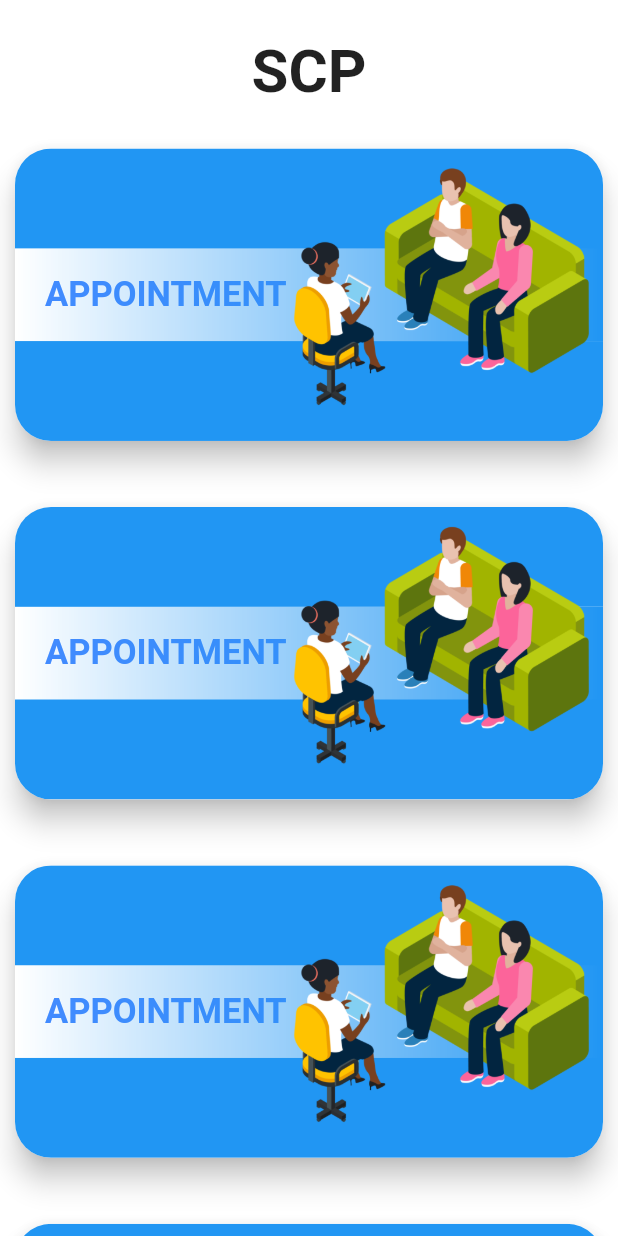
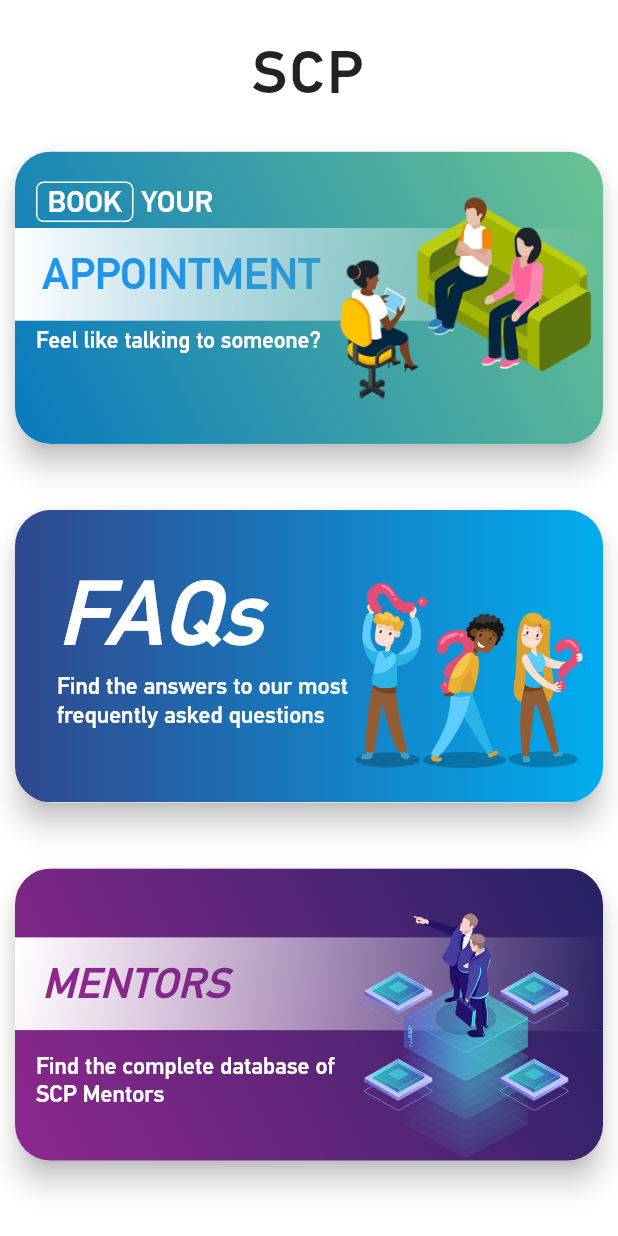
Before and after one commit to cmobiledev5/Institute-Counselling-mobile-app, a Flutter app: the screen it shows after launch, on a phone screen of 412 x 824 dp. Run offline on Flutter 3.47's test engine with Material 2 defaults, Android fonts, the phone set to English and light mode, and no system bars.

Commit message:
Homepage cards UI implemented.
Signed-off-by: Thesmader <dsmarak17@gmail.com>

```diff
--- /dev/null
+++ b/scp/lib/cards.dart
@@ -0,0 +1,329 @@
+import 'package:flutter/material.dart';
+import 'package:scp/gradients.dart';
+import 'main.dart';
+
+Widget appointmentCard(
+    BuildContext context, double heightFactor, double textScaleFactor) {
+  Gradients().init(context);
+  return SizedBox(
+    height: heightFactor * 0.58,
+    child: Padding(
+      padding: const EdgeInsets.only(top: 12.0),
+      child: Card(
+        shape:
+            RoundedRectangleBorder(borderRadius: BorderRadius.circular(24.0)),
+        elevation: 8.0,
+        margin: new EdgeInsets.symmetric(horizontal: 10.0, vertical: 16.0),
+        child: Stack(
+          fit: StackFit.loose,
+          children: <Widget>[
+            ClipRRect(
+              borderRadius: BorderRadius.circular(24.0),
+              child: Container(
+                decoration: BoxDecoration(
+                  gradient: Gradients.appointmentCardGradient,
+                ),
+                child: Container(
+                  height: heightFactor * 0.58,
+                  child: Column(
+                    children: <Widget>[
+                      Row(
+                        children: <Widget>[
+                          Padding(
+                            padding:
+                                const EdgeInsets.only(top: 20.0, left: 14.0),
+                            child: Align(
+                              alignment: Alignment.centerLeft,
+                              child: Container(
+                                width: 65.0,
+                                decoration: BoxDecoration(
+                                  border: Border.all(
+                                      width: 1.0, color: Colors.white),
+                                  borderRadius: BorderRadius.all(
+                                    Radius.circular(5.0),
+                                  ),
+                                ),
+                                child: Text(
+                                  'BOOK',
+                                  style: TextStyle(
+                                    color: Colors.white,
+                                    fontSize: 20.0,
+                                    fontFamily: 'PfDin',
+                                    fontWeight: FontWeight.w500,
+                                  ),
+                                ),
+                                alignment: Alignment.center,
+                              ),
+                            ),
+                          ),
+                          Padding(
+                            padding:
+                                const EdgeInsets.only(top: 20.0, left: 5.0),
+                            child: Container(
+                              alignment: Alignment.bottomLeft,
+                              child: Text(
+                                'YOUR',
+                                style: TextStyle(
+                                  color: Colors.white,
+                                  fontSize: 20.0,
+                                  fontFamily: 'PfDin',
+                                  fontWeight: FontWeight.w500,
+                                ),
+                              ),
+                            ),
+                          ),
+                        ],
+                      ),
+                      ListTile(
+                        contentPadding: EdgeInsets.only(bottom: 0.0),
+                        title: ShaderMask(
+                          shaderCallback: (rect) {
+                            return LinearGradient(
+                              begin: Alignment.centerLeft,
+                              end: Alignment.centerRight,
+                              colors: [Colors.black, Colors.transparent],
+                            ).createShader(
+                                Rect.fromLTRB(0, 0, rect.width, rect.height));
+                          },
+                          blendMode: BlendMode.dstIn,
+                          child: Container(
+                            height: heightFactor * 0.15,
+                            color: Colors.white,
+                            padding: EdgeInsets.only(left: 18.0),
+                            child: Align(
+                              alignment: Alignment.centerLeft,
+                              child: Text(
+                                'APPOINTMENT',
+                                style: TextStyle(
+                                    fontFamily: 'PfDin',
+                                    fontSize: heightFactor * 0.07,
+                                    color: Colors.blue,
+                                    fontWeight: FontWeight.w500),
+                                textAlign: TextAlign.left,
+                                textScaleFactor: textScaleFactor,
+                              ),
+                            ),
+                          ),
+                        ),
+                      ),
+                      Container(
+                        padding: EdgeInsets.only(left: 14.0),
+                        alignment: Alignment.centerLeft,
+                        child: Text(
+                          'Feel like talking to someone?',
+                          style: TextStyle(
+                              fontSize: heightFactor * 0.037,
+                              color: Colors.white,
+                              fontWeight: FontWeight.w500,
+                              fontFamily: 'PfDin'),
+                        ),
+                      )
+                    ],
+                  ),
+                ),
+              ),
+            ),
+            Positioned(
+              top: 18.0,
+              bottom: 0.0,
+              right: 0.0,
+              child: Image.asset(
+                'assets/scp_app.png',
+                width: heightFactor * 0.45,
+                height: heightFactor * 0.45,
+                fit: BoxFit.cover,
+                alignment: Alignment.bottomRight,
+              ),
+            ),
+          ],
+        ),
+      ),
+    ),
+  );
+}
+
+Widget mentorsCard(
+    BuildContext context, double heightFactor, double textScaleFactor) {
+  Gradients().init(context);
+  return SizedBox(
+    height: heightFactor * 0.58,
+    child: Padding(
+      padding: const EdgeInsets.only(top: 12.0),
+      child: Card(
+        shape:
+            RoundedRectangleBorder(borderRadius: BorderRadius.circular(24.0)),
+        elevation: 8.0,
+        margin: new EdgeInsets.symmetric(horizontal: 10.0, vertical: 16.0),
+        child: Stack(
+          fit: StackFit.loose,
+          children: <Widget>[
+            ClipRRect(
+              borderRadius: BorderRadius.circular(24.0),
+              child: Container(
+                decoration: BoxDecoration(
+                  gradient: Gradients.mentorsCardGradient,
+                ),
+                child: Container(
+                  height: heightFactor * 0.58,
+                  child: Column(
+                    children: <Widget>[
+                      Padding(
+                        padding: const EdgeInsets.only(top: 32.0),
+                        child: ListTile(
+                          contentPadding: EdgeInsets.symmetric(vertical: 10.0),
+                          title: ShaderMask(
+                            shaderCallback: (rect) {
+                              return LinearGradient(
+                                begin: Alignment.topLeft,
+                                end: Alignment.bottomRight,
+                                colors: [Colors.black, Colors.transparent],
+                              ).createShader(
+                                  Rect.fromLTRB(0, 0, rect.width, rect.height));
+                            },
+                            blendMode: BlendMode.dstIn,
+                            child: Container(
+                              height: heightFactor * 0.15,
+                              color: Colors.white,
+                              padding: EdgeInsets.only(left: 18.0),
+                              child: Align(
+                                alignment: Alignment.centerLeft,
+                                child: Text(
+                                  'MENTORS',
+                                  style: TextStyle(
+                                      fontFamily: 'PfDin',
+                                      fontSize: heightFactor * 0.07,
+                                      color: Color.fromRGBO(142, 40, 142, 1.0),
+                                      fontStyle: FontStyle.italic,
+                                      fontWeight: FontWeight.w500),
+                                  textAlign: TextAlign.left,
+                                ),
+                              ),
+                            ),
+                          ),
+                        ),
+                      ),
+                      Padding(
+                        padding: const EdgeInsets.only(left: 14.0),
+                        child: Align(
+                          alignment: Alignment.centerLeft,
+                          child: SizedBox(
+                            width: 200.0,
+                            child: Text(
+                              'Find the complete database of SCP Mentors',
+                              textAlign: TextAlign.left,
+                              style: TextStyle(
+                                fontSize: heightFactor * 0.038,
+                                color: Colors.white,
+                                fontWeight: FontWeight.w500,
+                                fontFamily: 'PfDin',
+                              ),
+                            ),
+                          ),
+                        ),
+                      ),
+                    ],
+                  ),
+                ),
+              ),
+            ),
+            Positioned(
+              top: 16.0,
+              bottom: -10.0,
+              right: 0.0,
+              child: Image.asset(
+                'assets/scp_mentors.png',
+                width: heightFactor * 0.45,
+                height: heightFactor * 0.45,
+                fit: BoxFit.cover,
+                alignment: Alignment.bottomRight,
+                colorBlendMode: BlendMode.color,
+              ),
+            ),
+          ],
+        ),
+      ),
+    ),
+  );
+}
+
+Widget faqCard(
+    BuildContext context, double heightFactor, double textScaleFactor) {
+  Gradients().init(context);
+  return SizedBox(
+    height: heightFactor * 0.58,
+    child: Padding(
+      padding: const EdgeInsets.only(top: 12.0),
+      child: Card(
+        shape:
+        RoundedRectangleBorder(borderRadius: BorderRadius.circular(24.0)),
+        elevation: 8.0,
+        margin: new EdgeInsets.symmetric(horizontal: 10.0, vertical: 16.0),
+        child: Stack(
+          fit: StackFit.loose,
+          children: <Widget>[
+            ClipRRect(
+              borderRadius: BorderRadius.circular(24.0),
+              child: Container(
+                decoration: BoxDecoration(
+                  gradient: Gradients.faqCardGradient,
+                ),
+                child: Container(
+                  height: heightFactor * 0.58,
+                  child: Column(
+                    children: <Widget>[
+                      Padding(
+                        padding: const EdgeInsets.only(left:28.0, top: 32.0,),
+                        child: Align(
+                          alignment: Alignment.centerLeft,
+                          child: Text('FAQs',style: TextStyle(
+                    fontSize: heightFactor * 0.15,
+                    fontStyle: FontStyle.italic,
+                    color: Colors.white,
+                    fontWeight: FontWeight.w500,
+                    fontFamily: 'PfDin',
+                  ),),
+                        ),
+                      ),
+                      Padding(
+                        padding: const EdgeInsets.only(left: 28.0),
+                        child: Align(
+                          alignment: Alignment.centerLeft,
+                          child: SizedBox(
+                            width: 200.0,
+                            child: Text(
+                              'Find the answers to our most frequently asked questions',
+                              textAlign: TextAlign.left,
+                              style: TextStyle(
+                                fontSize: heightFactor * 0.038,
+                                color: Colors.white,
+                                fontWeight: FontWeight.w500,
+                                fontFamily: 'PfDin',
+                              ),
+                            ),
+                          ),
+                        ),
+                      ),
+                    ],
+                  ),
+                ),
+              ),
+            ),
+            Positioned(
+              top: 16.0,
+              bottom: -10.0,
+              right: 0.0,
+              child: Image.asset(
+                'assets/scp_faq.png',
+                width: heightFactor * 0.45,
+                height: heightFactor * 0.45,
+                fit: BoxFit.cover,
+                alignment: Alignment.bottomRight,
+                colorBlendMode: BlendMode.color,
+              ),
+            ),
+          ],
+        ),
+      ),
+    ),
+  );
+}
--- /dev/null
+++ b/scp/lib/gradients.dart
@@ -0,0 +1,26 @@
+import 'package:flutter/material.dart';
+
+class Gradients {
+  static LinearGradient appointmentCardGradient;
+
+  static LinearGradient appointmentCardGradient2;
+  static LinearGradient faqCardGradient;
+  static LinearGradient mentorsCardGradient;
+
+  void init(BuildContext context) {
+    appointmentCardGradient = LinearGradient(colors: [
+      Color.fromRGBO(107, 195, 145, 1.0),
+      Color.fromRGBO(8, 121, 191, 1.0),
+    ], begin: Alignment.topRight, end: Alignment.bottomLeft);
+
+    faqCardGradient = LinearGradient(colors: [
+      Color.fromRGBO(48, 72, 142, 1.0),
+      Color.fromRGBO(0, 173, 239, 1.0),
+    ], begin: Alignment.centerLeft, end: Alignment.centerRight);
+
+    mentorsCardGradient = LinearGradient(colors: [
+      Color.fromRGBO(142, 40, 142, 1.0),
+      Color.fromRGBO(36, 34, 97, 1.0),
+    ], begin: Alignment.bottomLeft, end: Alignment.topRight,);
+  }
+}
--- a/scp/lib/main.dart
+++ b/scp/lib/main.dart
@@ -1,5 +1,7 @@
 import 'package:flutter/material.dart';
 import 'package:flutter/services.dart';
+import 'package:scp/cards.dart';
+import 'package:scp/gradients.dart';
 
 void main() => runApp(MyApp());
 
@@ -27,65 +29,9 @@ class HomePage extends StatefulWidget {
 }
 
 class _HomePageState extends State<HomePage> {
-  cardBuilder(heightFactor,textScaleFactor) => SizedBox(
-        height: heightFactor * 0.58,
-        child: Padding(
-          padding: const EdgeInsets.only(top: 12.0),
-          child: Card(
-            shape: RoundedRectangleBorder(
-                borderRadius: BorderRadius.circular(24.0)),
-            elevation: 8.0,
-            margin: new EdgeInsets.symmetric(horizontal: 10.0, vertical: 16.0),
-            child: Stack(
-              fit: StackFit.passthrough,
-              children: <Widget>[
-                ClipRRect(
-                  borderRadius: BorderRadius.circular(24.0),
-                  child: Container(
-                    decoration: BoxDecoration(color: Colors.blue),
-                    child: Container(
-                      height: heightFactor * 0.3,
-                      child: Center(
-                        child: ListTile(
-                          contentPadding: EdgeInsets.symmetric(
-                              vertical: 10.0),
-                          title: ShaderMask(
-                            shaderCallback: (rect) {
-                              return LinearGradient(
-                                begin: Alignment.centerLeft,
-                                end: Alignment.centerRight,
-                                colors: [Colors.black, Colors.transparent],
-                              ).createShader(Rect.fromLTRB(0, 0, rect.width, rect.height));
-                            },
-                              blendMode: BlendMode.dstIn,
-                            child: Container(
-                              height: heightFactor * 0.15,
-                              color: Colors.white,
-                              padding: EdgeInsets.only(left: 20.0),
-                              child: Align(
-                                alignment: Alignment.centerLeft,
-                                child: Text(
-                                  'APPOINTMENT',
-                                  style: TextStyle(fontSize: 23.0*textScaleFactor,color: Colors.blueAccent,fontWeight: FontWeight.bold),
-                                  textAlign: TextAlign.left,
-                                ),
-                              ),
-                            ),
-                          ),
-                        ),
-                      ),
-                    ),
-                  ),
-                ),
-
-                SizedBox(child: Image.asset('assets/scp_app.png',alignment: Alignment.centerRight,),
-                ),],
-            ),
-          ),
-        ),
-      );
   @override
   Widget build(BuildContext context) {
+    Gradients().init(context);
     var queryWidth = MediaQuery.of(context).size.width;
     var textScaleFactor = MediaQuery.of(context).textScaleFactor;
     return Scaffold(
@@ -98,13 +44,12 @@ class _HomePageState extends State<HomePage> {
             child: Text(
               'SCP',
               textAlign: TextAlign.center,
-              style: TextStyle(fontSize: 40.0, fontWeight: FontWeight.bold),
+              style: TextStyle(fontSize: 40.0, fontWeight: FontWeight.w500, fontFamily: 'PfDin',letterSpacing: 2),
             ),
           ),
-          cardBuilder(queryWidth,textScaleFactor),
-          cardBuilder(queryWidth,textScaleFactor),
-          cardBuilder(queryWidth,textScaleFactor),
-          cardBuilder(queryWidth,textScaleFactor),
+          appointmentCard(context, queryWidth, textScaleFactor),
+          faqCard(context, queryWidth, textScaleFactor),
+          mentorsCard(context, queryWidth, textScaleFactor),
         ],
       ),
     );
--- a/scp/pubspec.yaml
+++ b/scp/pubspec.yaml
@@ -68,3 +68,9 @@ flutter:
   #
   # For details regarding fonts from package dependencies,
   # see https://flutter.io/custom-fonts/#from-packages
+  fonts:
+    - family: PfDin
+      fonts:
+        - asset: fonts/pf_din.otf
+        - asset: fonts/pf_din_med.ttf
+          weight: 500
```
Also changed, not shown: scp/assets/scp_app.png, scp/assets/scp_faq.png, scp/assets/scp_mentors.png, scp/fonts/pf_din.otf (added), scp/fonts/pf_din_med.ttf (added).
